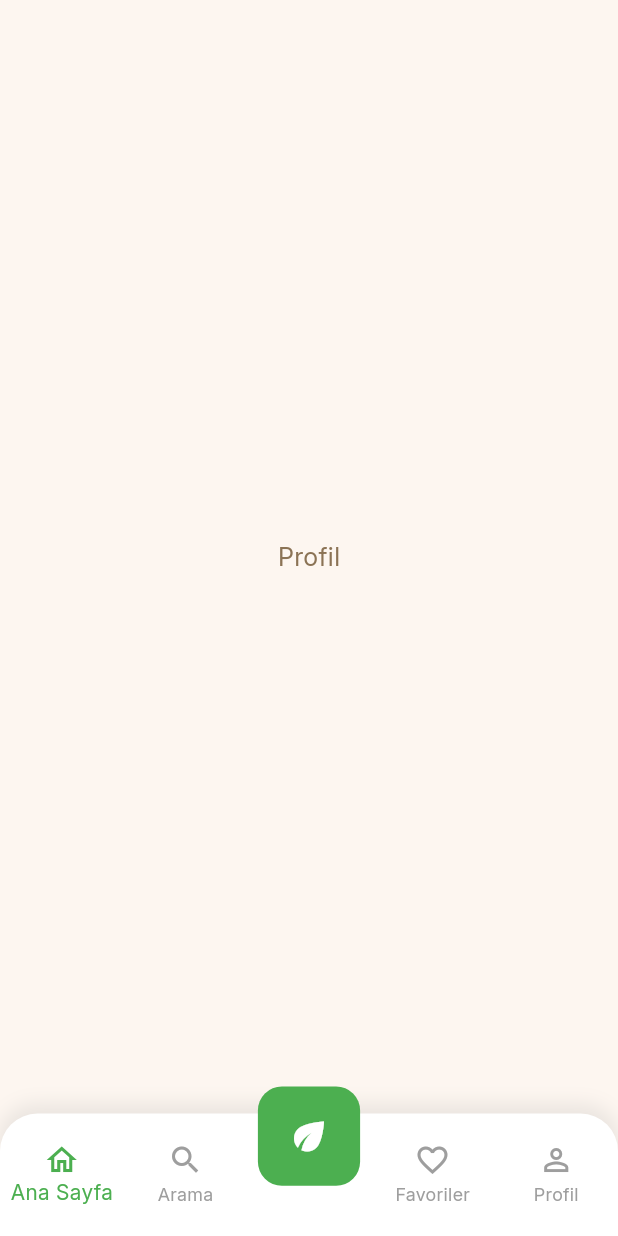
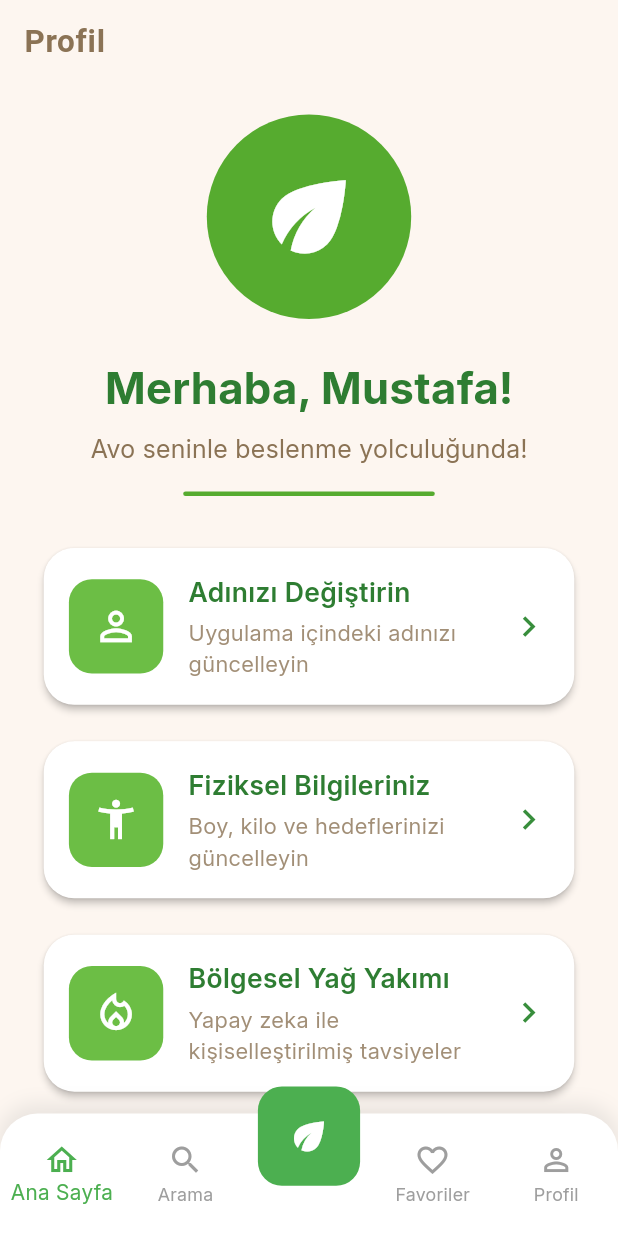
Before and after one commit to mustafanarin/Avo-AI-Diet, a Flutter app: the CustomTabBarView screen opened by its route, swiped to page 5, on a phone screen of 412 x 824 dp. Run offline on Flutter 3.47's test engine with Material 3 defaults, Android fonts, the phone set to English and light mode, and no system bars; our stand-ins replace equatable, flutter_bloc, flutter_dotenv, flutter_hooks, flutter_markdown, flutter_screenutil and 10 more; accounts and stored records are empty.

Commit message:
profile view created

```diff
--- /dev/null
+++ b/lib/feature/profile/view/profile_view.dart
@@ -0,0 +1,325 @@
+import 'package:avo_ai_diet/product/constants/project_colors.dart';
+import 'package:flutter/material.dart';
+import 'package:flutter_screenutil/flutter_screenutil.dart';
+
+class ProfileView extends StatefulWidget {
+  const ProfileView({super.key});
+
+  @override
+  State<ProfileView> createState() => _ProfileViewState();
+}
+
+class _ProfileViewState extends State<ProfileView> {
+  bool _waterReminderEnabled = true;
+
+  @override
+  Widget build(BuildContext context) {
+    return Scaffold(
+      appBar: AppBar(
+        title: Text(
+          'Profil',
+          style: Theme.of(context).textTheme.titleLarge,
+        ),
+      ),
+      body: SingleChildScrollView(
+        child: Column(
+          children: [
+            SizedBox(height: 20.h),
+            const ProfileHeader(userName: 'Mustafa'),
+            SizedBox(height: 30.h),
+            Padding(
+              padding: EdgeInsets.symmetric(horizontal: 24.w),
+              child: _ProfileItems(
+                waterReminderEnabled: _waterReminderEnabled,
+                onWaterReminderChanged: (value) {
+                  setState(() {
+                    _waterReminderEnabled = value;
+                  });
+                },
+                onNameEditTap: () {
+                  // Navigate to NameEditView
+                },
+                onUserInfoEditTap: () {
+                  // Navigate to UserInfoEditView
+                },
+                onRegionalBodyTap: () {
+                  // Navigate to RegionalBodyView
+                },
+              ),
+            ),
+          ],
+        ),
+      ),
+    );
+  }
+}
+
+class ProfileHeader extends StatelessWidget {
+  const ProfileHeader({
+    required this.userName,
+    super.key,
+  });
+  final String userName;
+
+  @override
+  Widget build(BuildContext context) {
+    return Column(
+      children: [
+        Container(
+          width: 130.w,
+          height: 130.w,
+          decoration: const BoxDecoration(
+            color: Color(0xFF56AB2F),
+            shape: BoxShape.circle,
+          ),
+          child: Center(
+            child: Icon(
+              Icons.eco, // TODOAPP icon or AVO
+              size: 70.w,
+              color: ProjectColors.white,
+            ),
+          ),
+        ),
+        SizedBox(height: 24.h),
+        Text(
+          'Merhaba, $userName!',
+          style: TextStyle(
+            fontSize: 28.sp,
+            fontWeight: FontWeight.bold,
+            color: const Color(0xFF2E7D32),
+          ),
+        ),
+        SizedBox(height: 8.h),
+        Text(
+          'Avo seninle beslenme yolculuğunda!',
+          style: TextStyle(
+            fontSize: 16.sp,
+            color: ProjectColors.earthBrown,
+          ),
+        ),
+        SizedBox(height: 16.h),
+        Container(
+          width: 160.w,
+          height: 3.h,
+          decoration: BoxDecoration(
+            color: const Color(0xFF56AB2F),
+            borderRadius: BorderRadius.circular(10.r),
+          ),
+        ),
+      ],
+    );
+  }
+}
+
+class _ProfileItemWidget extends StatelessWidget {
+  const _ProfileItemWidget({
+    required this.title,
+    required this.subtitle,
+    required this.icon,
+    required this.onTap,
+    super.key,
+  });
+  final String title;
+  final String subtitle;
+  final IconData icon;
+  final VoidCallback onTap;
+
+  @override
+  Widget build(BuildContext context) {
+    return Card(
+      shape: RoundedRectangleBorder(
+        borderRadius: BorderRadius.circular(20.r),
+      ),
+      elevation: 2,
+      child: InkWell(
+        borderRadius: BorderRadius.circular(20.r),
+        onTap: onTap,
+        splashColor: const Color(0xFF6CBE45).withOpacity(0.2),
+        highlightColor: const Color(0xFF6CBE45).withOpacity(0.1),
+        child: Padding(
+          padding: EdgeInsets.all(16.w),
+          child: Row(
+            children: [
+              Container(
+                width: 60.w,
+                height: 60.w,
+                decoration: BoxDecoration(
+                  color: const Color(0xFF6CBE45),
+                  borderRadius: BorderRadius.circular(15.r),
+                ),
+                child: Icon(
+                  icon,
+                  color: Colors.white,
+                  size: 30.w,
+                ),
+              ),
+              SizedBox(width: 16.w),
+              Expanded(
+                child: Column(
+                  crossAxisAlignment: CrossAxisAlignment.start,
+                  children: [
+                    Text(
+                      title,
+                      style: TextStyle(
+                        fontSize: 17.sp,
+                        fontWeight: FontWeight.w600,
+                        color: const Color(0xFF2E7D32),
+                      ),
+                    ),
+                    SizedBox(height: 4.h),
+                    Text(
+                      subtitle,
+                      style: TextStyle(
+                        fontSize: 14.sp,
+                        color: ProjectColors.earthBrown.withOpacity(0.8),
+                      ),
+                    ),
+                  ],
+                ),
+              ),
+              Icon(
+                Icons.chevron_right,
+                size: 26.w,
+                color: const Color(0xFF388E3C),
+              ),
+            ],
+          ),
+        ),
+      ),
+    );
+  }
+}
+
+class _SwitchItemWidget extends StatelessWidget {
+  const _SwitchItemWidget({
+    required this.title,
+    required this.subtitle,
+    required this.icon,
+    required this.value,
+    required this.onChanged,
+    super.key,
+  });
+  final String title;
+  final String subtitle;
+  final IconData icon;
+  final bool value;
+  final Function(bool) onChanged;
+
+  @override
+  Widget build(BuildContext context) {
+    return Container(
+      padding: EdgeInsets.all(16.w),
+      decoration: BoxDecoration(
+        color: ProjectColors.white,
+        borderRadius: BorderRadius.circular(20.r),
+        boxShadow: [
+          BoxShadow(
+            color: Colors.black.withOpacity(0.05),
+            blurRadius: 10,
+            offset: const Offset(0, 2),
+          ),
+        ],
+      ),
+      child: Row(
+        children: [
+          Container(
+            width: 60.w,
+            height: 60.w,
+            decoration: BoxDecoration(
+              color: const Color(0xFF6CBE45),
+              borderRadius: BorderRadius.circular(15.r),
+            ),
+            child: Icon(
+              icon,
+              color: ProjectColors.white,
+              size: 30.w,
+            ),
+          ),
+          SizedBox(width: 16.w),
+          Expanded(
+            child: Column(
+              crossAxisAlignment: CrossAxisAlignment.start,
+              children: [
+                Text(
+                  title,
+                  style: TextStyle(
+                    fontSize: 17.sp,
+                    fontWeight: FontWeight.w600,
+                    color: const Color(0xFF2D5A27),
+                  ),
+                ),
+                SizedBox(height: 4.h),
+                Text(
+                  subtitle,
+                  style: TextStyle(
+                    fontSize: 14.sp,
+                    color: ProjectColors.earthBrown.withOpacity(0.8),
+                  ),
+                ),
+              ],
+            ),
+          ),
+          Switch(
+            value: value,
+            onChanged: onChanged,
+            activeColor: const Color(0xFF388E3C),
+            activeTrackColor: const Color(0xFF8BC34A),
+          ),
+        ],
+      ),
+    );
+  }
+}
+
+class _ProfileItems extends StatelessWidget {
+  const _ProfileItems({
+    required this.waterReminderEnabled,
+    required this.onWaterReminderChanged,
+    required this.onNameEditTap,
+    required this.onUserInfoEditTap,
+    required this.onRegionalBodyTap,
+    super.key,
+  });
+  final bool waterReminderEnabled;
+  final Function(bool) onWaterReminderChanged;
+  final VoidCallback onNameEditTap;
+  final VoidCallback onUserInfoEditTap;
+  final VoidCallback onRegionalBodyTap;
+
+  @override
+  Widget build(BuildContext context) {
+    return Column(
+      children: [
+        _ProfileItemWidget(
+          title: 'Adınızı Değiştirin',
+          subtitle: 'Uygulama içindeki adınızı güncelleyin',
+          icon: Icons.person_outline,
+          onTap: onNameEditTap,
+        ),
+        SizedBox(height: 16.h),
+        _ProfileItemWidget(
+          title: 'Fiziksel Bilgileriniz',
+          subtitle: 'Boy, kilo ve hedeflerinizi güncelleyin',
+          icon: Icons.accessibility_new_outlined,
+          onTap: onUserInfoEditTap,
+        ),
+        SizedBox(height: 16.h),
+        _ProfileItemWidget(
+          title: 'Bölgesel Yağ Yakımı',
+          subtitle: 'Yapay zeka ile kişiselleştirilmiş tavsiyeler',
+          icon: Icons.local_fire_department_outlined,
+          onTap: onRegionalBodyTap,
+        ),
+        SizedBox(height: 16.h),
+        _SwitchItemWidget(
+          title: 'Su Hatırlatıcı',
+          subtitle: 'Günlük su içme hatırlatmaları alın',
+          icon: Icons.water_drop_outlined,
+          value: waterReminderEnabled,
+          onChanged: onWaterReminderChanged,
+        ),
+        SizedBox(height: 30.h),
+      ],
+    );
+  }
+}
--- a/lib/feature/tabbar/tabbar_view.dart
+++ b/lib/feature/tabbar/tabbar_view.dart
@@ -1,5 +1,6 @@
 import 'package:avo_ai_diet/feature/favorites/view/favorite_view.dart';
 import 'package:avo_ai_diet/feature/home/view/home_view.dart';
+import 'package:avo_ai_diet/feature/profile/view/profile_view.dart';
 import 'package:avo_ai_diet/feature/search/view/search_view.dart';
 import 'package:avo_ai_diet/product/constants/project_colors.dart';
 import 'package:avo_ai_diet/product/constants/project_strings.dart';
@@ -25,7 +26,7 @@ final class CustomTabBarView extends HookWidget {
           SearchView(),
           SizedBox.shrink(),
           FavoriteView(),
-          ProfilePage(),
+          ProfileView(),
         ],
       ),
       floatingActionButton: Container(
@@ -100,9 +101,3 @@ final class CustomTabBarView extends HookWidget {
     );
   }
 }
-
-class ProfilePage extends StatelessWidget {
-  const ProfilePage({super.key});
-  @override
-  Widget build(BuildContext context) => const Center(child: Text('Profil'));
-}
--- a/lib/services/secure_storage_service.dart
+++ b/lib/services/secure_storage_service.dart
@@ -26,3 +26,4 @@ final class SecureStorageService implements ISecureStorageService{
     return _storage.read(key: _keyName);
   }
 }
+// TODO use FIREBASE REMOTE CONFIG(SecureStorageService ile mantıklımı) and firebase analytic?
```
